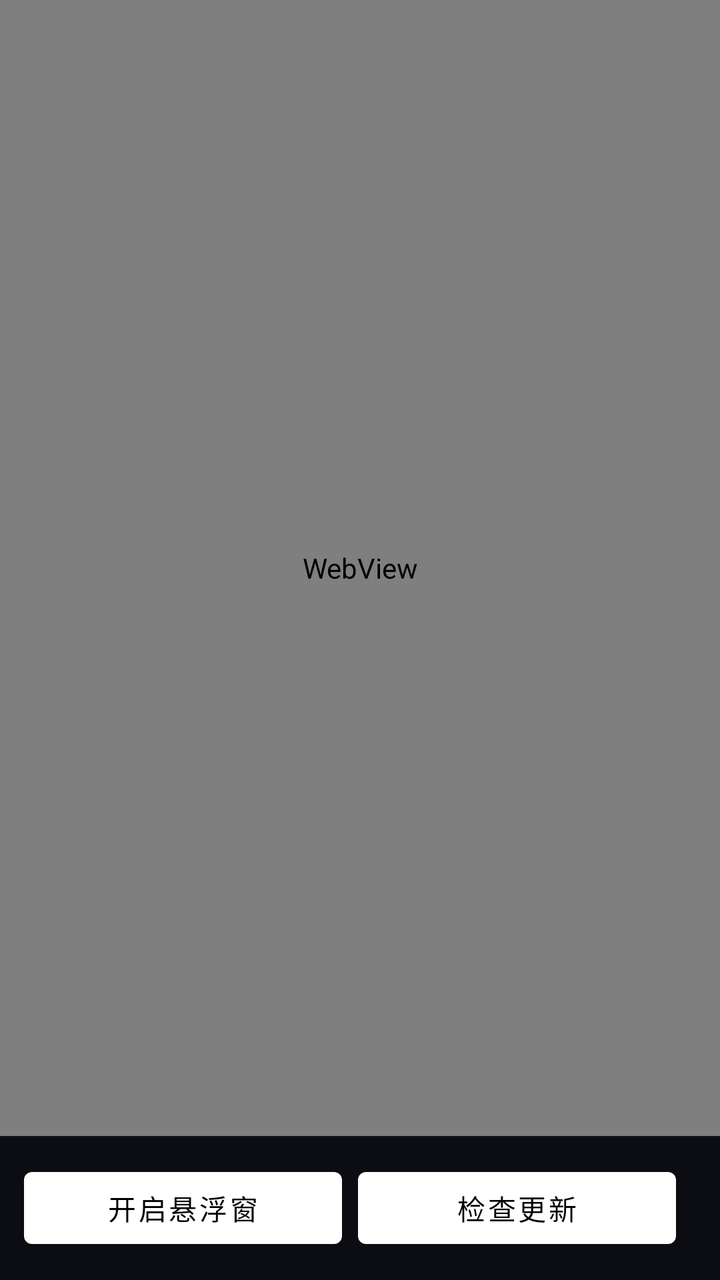
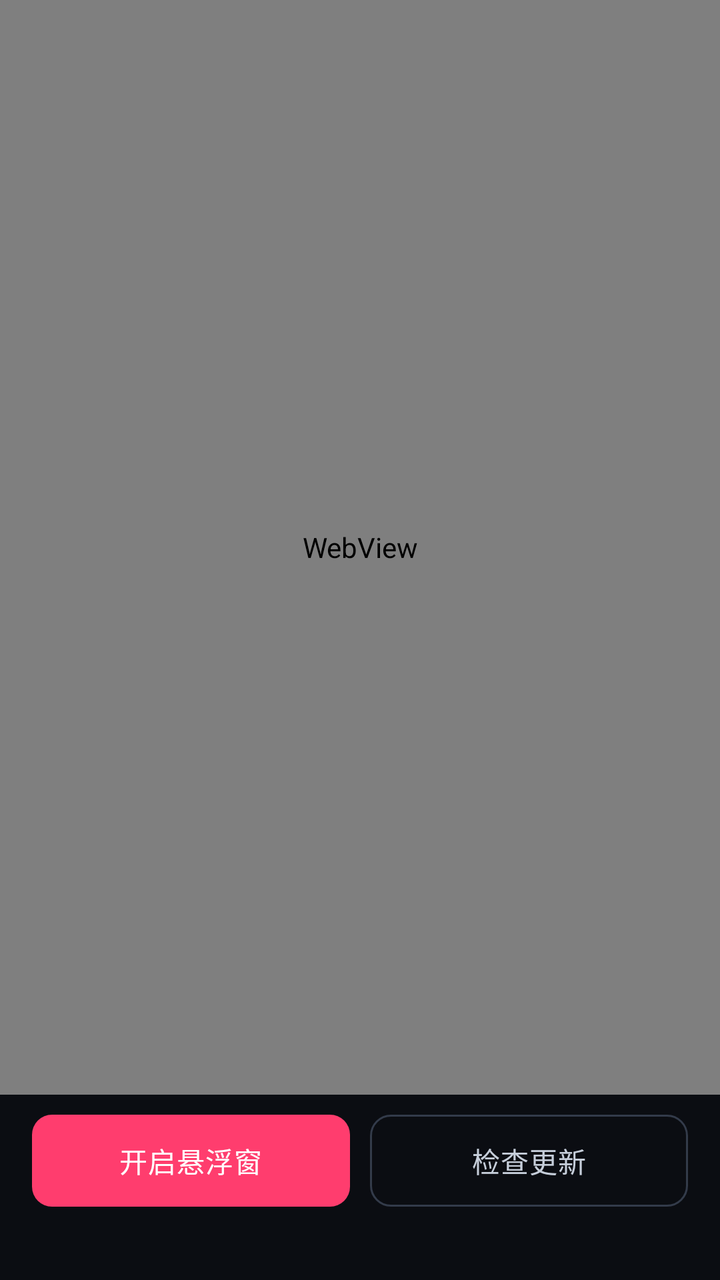

Screens rendered from an Android XML layout before and after an edit, with the pre-edit source and the edit as a unified diff.
<!-- AndroidManifest.xml: activity theme Theme.FollowSound -->
<!-- res/layout/activity_main.xml -->
<?xml version="1.0" encoding="utf-8"?>
<LinearLayout xmlns:android="http://schemas.android.com/apk/res/android"
    android:layout_width="match_parent"
    android:layout_height="match_parent"
    android:background="#0B0D12"
    android:orientation="vertical">

    <WebView
        android:id="@+id/web"
        android:layout_width="match_parent"
        android:layout_height="0dp"
        android:layout_weight="1" />

    <LinearLayout
        android:layout_width="match_parent"
        android:layout_height="wrap_content"
        android:gravity="center_vertical"
        android:orientation="horizontal"
        android:padding="12dp">

        <Button
            android:id="@+id/overlayBtn"
            android:layout_width="0dp"
            android:layout_height="wrap_content"
            android:layout_weight="1"
            android:text="@string/overlay_on" />

        <Button
            android:id="@+id/updateBtn"
            android:layout_width="0dp"
            android:layout_height="wrap_content"
            android:layout_marginStart="8dp"
            android:layout_weight="1"
            android:text="@string/check_update" />

        <TextView
            android:id="@+id/ver"
            android:layout_width="wrap_content"
            android:layout_height="wrap_content"
            android:layout_marginStart="10dp"
            android:textColor="#8A93A3"
            android:textSize="12sp" />
    </LinearLayout>
</LinearLayout>
<!-- resources referenced by this layout -->
<resources>
  <string name="check_update">检查更新</string>
  <string name="overlay_on">开启悬浮窗</string>
  <style name="Theme.FollowSound" parent="Theme.MaterialComponents.NoActionBar">
          <item name="android:statusBarColor">#0B0D12</item>
          <item name="android:navigationBarColor">#0B0D12</item>
          <item name="android:windowBackground">#0B0D12</item>
          <item name="colorPrimary">#FFFFFF</item>
          <item name="colorAccent">#1FD2E6</item>
      </style>
</resources>

<!-- the commit's change to res/layout/activity_main.xml (unified diff, before → after) -->
@@ -14,31 +14,54 @@
     <LinearLayout
         android:layout_width="match_parent"
         android:layout_height="wrap_content"
-        android:gravity="center_vertical"
-        android:orientation="horizontal"
-        android:padding="12dp">
+        android:orientation="vertical"
+        android:paddingHorizontal="16dp"
+        android:paddingTop="10dp"
+        android:paddingBottom="14dp">
 
-        <Button
-            android:id="@+id/overlayBtn"
-            android:layout_width="0dp"
+        <LinearLayout
+            android:layout_width="match_parent"
             android:layout_height="wrap_content"
-            android:layout_weight="1"
-            android:text="@string/overlay_on" />
+            android:orientation="horizontal">
 
-        <Button
-            android:id="@+id/updateBtn"
-            android:layout_width="0dp"
-            android:layout_height="wrap_content"
-            android:layout_marginStart="8dp"
-            android:layout_weight="1"
-            android:text="@string/check_update" />
+            
+            <TextView
+                android:id="@+id/overlayBtn"
+                android:layout_width="0dp"
+                android:layout_height="46dp"
+                android:layout_weight="1"
+                android:background="@drawable/btn_primary"
+                android:clickable="true"
+                android:focusable="true"
+                android:gravity="center"
+                android:letterSpacing="0.02"
+                android:text="@string/overlay_on"
+                android:textColor="#FFFFFF"
+                android:textSize="14sp" />
+
+            <TextView
+                android:id="@+id/updateBtn"
+                android:layout_width="0dp"
+                android:layout_height="46dp"
+                android:layout_marginStart="10dp"
+                android:layout_weight="1"
+                android:background="@drawable/btn_ghost"
+                android:clickable="true"
+                android:focusable="true"
+                android:gravity="center"
+                android:letterSpacing="0.02"
+                android:text="@string/check_update"
+                android:textColor="#C6CEDA"
+                android:textSize="14sp" />
+        </LinearLayout>
 
         <TextView
             android:id="@+id/ver"
-            android:layout_width="wrap_content"
+            android:layout_width="match_parent"
             android:layout_height="wrap_content"
-            android:layout_marginStart="10dp"
-            android:textColor="#8A93A3"
-            android:textSize="12sp" />
+            android:layout_marginTop="8dp"
+            android:gravity="end"
+            android:textColor="#59616F"
+            android:textSize="11sp" />
     </LinearLayout>
 </LinearLayout>
<!-- resource entries referenced after the edit -->
@@ -1,5 +1,45 @@
 <!-- resources referenced by this layout -->
 <resources>
+  <!-- drawable btn_ghost (drawable) -->
+  <?xml version="1.0" encoding="utf-8"?>
+  <selector xmlns:android="http://schemas.android.com/apk/res/android">
+      <item android:state_pressed="true">
+          <shape android:shape="rectangle">
+              <solid android:color="#1E2430" />
+              <stroke android:width="1dp" android:color="#4A5468" />
+              <corners android:radius="10dp" />
+          </shape>
+      </item>
+      <item>
+          <shape android:shape="rectangle">
+              <solid android:color="#00000000" />
+              <stroke android:width="1dp" android:color="#333B4A" />
+              <corners android:radius="10dp" />
+          </shape>
+      </item>
+  </selector>
+  <!-- drawable btn_primary (drawable) -->
+  <?xml version="1.0" encoding="utf-8"?>
+  <selector xmlns:android="http://schemas.android.com/apk/res/android">
+      <item android:state_pressed="true">
+          <shape android:shape="rectangle">
+              <solid android:color="#D92B58" />
+              <corners android:radius="10dp" />
+          </shape>
+      </item>
+      <item android:state_enabled="false">
+          <shape android:shape="rectangle">
+              <solid android:color="#4A2531" />
+              <corners android:radius="10dp" />
+          </shape>
+      </item>
+      <item>
+          <shape android:shape="rectangle">
+              <solid android:color="#FF3D6E" />
+              <corners android:radius="10dp" />
+          </shape>
+      </item>
+  </selector>
   <string name="check_update">检查更新</string>
   <string name="overlay_on">开启悬浮窗</string>
   <style name="Theme.FollowSound" parent="Theme.MaterialComponents.NoActionBar">
